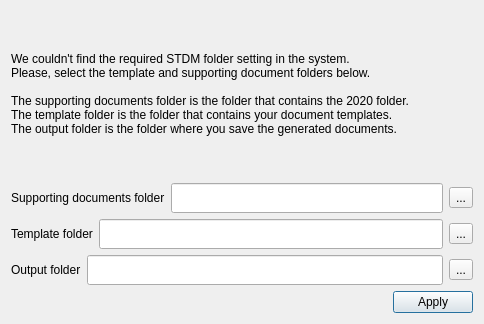
Before: the Qt Designer form ui/ui_upgrade_paths.ui in gltn/stdm, drawn with Qt 5.
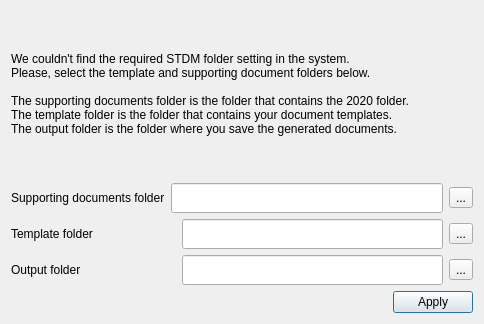
After: the same form once the commit is applied. Icons and pictures are not drawn.

Commit message: Minor bug fixes and enhancement the upgrade module

The edit to the form file:
```diff
--- a/ui/ui_upgrade_paths.ui
+++ b/ui/ui_upgrade_paths.ui
@@ -28,15 +28,15 @@
     </widget>
    </item>
    <item>
-    <layout class="QHBoxLayout" name="horizontalLayout_2">
-     <item>
+    <layout class="QGridLayout" name="gridLayout_3">
+     <item row="0" column="0">
       <widget class="QLabel" name="label_6">
        <property name="text">
         <string>Supporting documents folder</string>
        </property>
       </widget>
      </item>
-     <item>
+     <item row="0" column="1">
       <widget class="QLineEdit" name="text_document">
        <property name="minimumSize">
         <size>
@@ -52,7 +52,7 @@
        </property>
       </widget>
      </item>
-     <item>
+     <item row="0" column="2">
       <widget class="QToolButton" name="btn_supporting_docs">
        <property name="toolTip">
         <string>Choose supporting documents directory</string>
@@ -75,15 +75,8 @@
     </layout>
    </item>
    <item>
-    <layout class="QHBoxLayout" name="horizontalLayout">
-     <item>
-      <widget class="QLabel" name="label_9">
-       <property name="text">
-        <string>Template folder</string>
-       </property>
-      </widget>
-     </item>
-     <item>
+    <layout class="QGridLayout" name="gridLayout">
+     <item row="0" column="1">
       <widget class="QLineEdit" name="text_template">
        <property name="minimumSize">
         <size>
@@ -99,7 +92,7 @@
        </property>
       </widget>
      </item>
-     <item>
+     <item row="0" column="2">
       <widget class="QToolButton" name="btn_template">
        <property name="toolTip">
         <string>Choose templates directory</string>
@@ -119,18 +112,37 @@
        </property>
       </widget>
      </item>
+     <item row="0" column="0">
+      <widget class="QLabel" name="label_9">
+       <property name="minimumSize">
+        <size>
+         <width>165</width>
+         <height>0</height>
+        </size>
+       </property>
+       <property name="text">
+        <string>Template folder</string>
+       </property>
+      </widget>
+     </item>
     </layout>
    </item>
    <item>
-    <layout class="QHBoxLayout" name="horizontalLayout_3">
-     <item>
+    <layout class="QGridLayout" name="gridLayout_2">
+     <item row="0" column="0">
       <widget class="QLabel" name="label_10">
+       <property name="minimumSize">
+        <size>
+         <width>165</width>
+         <height>0</height>
+        </size>
+       </property>
        <property name="text">
         <string>Output folder</string>
        </property>
       </widget>
      </item>
-     <item>
+     <item row="0" column="1">
       <widget class="QLineEdit" name="text_output">
        <property name="minimumSize">
         <size>
@@ -146,7 +158,7 @@
        </property>
       </widget>
      </item>
-     <item>
+     <item row="0" column="2">
       <widget class="QToolButton" name="btn_output">
        <property name="toolTip">
         <string>Choose output directory</string>
```
The commit also changes 8 other files.
